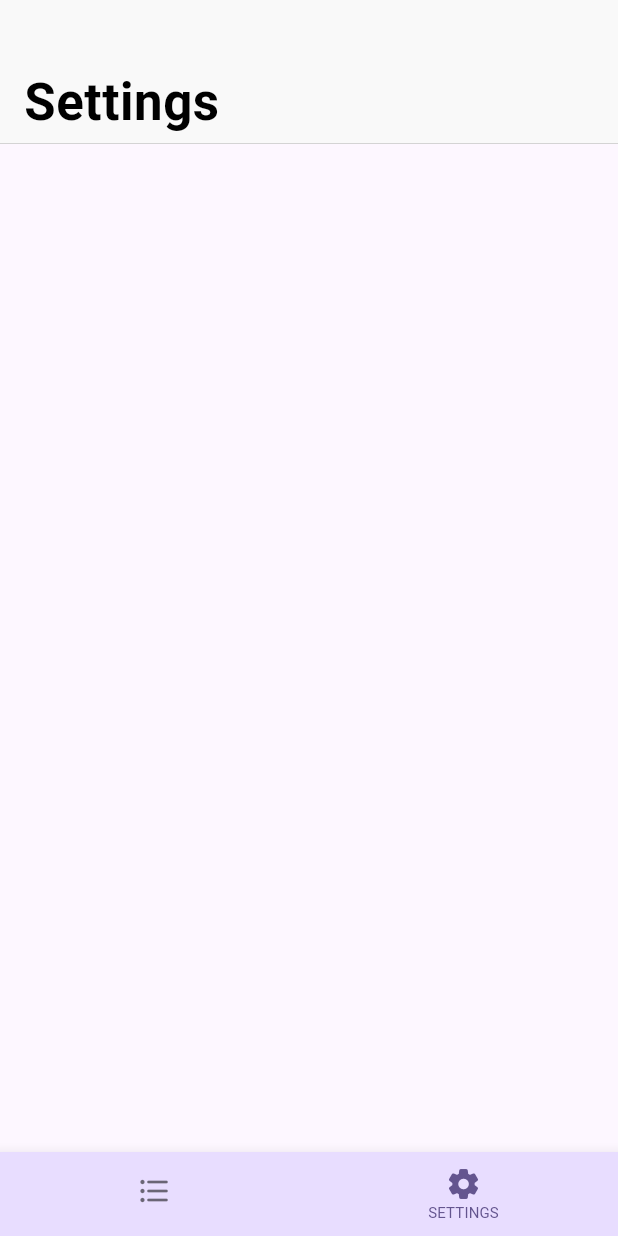
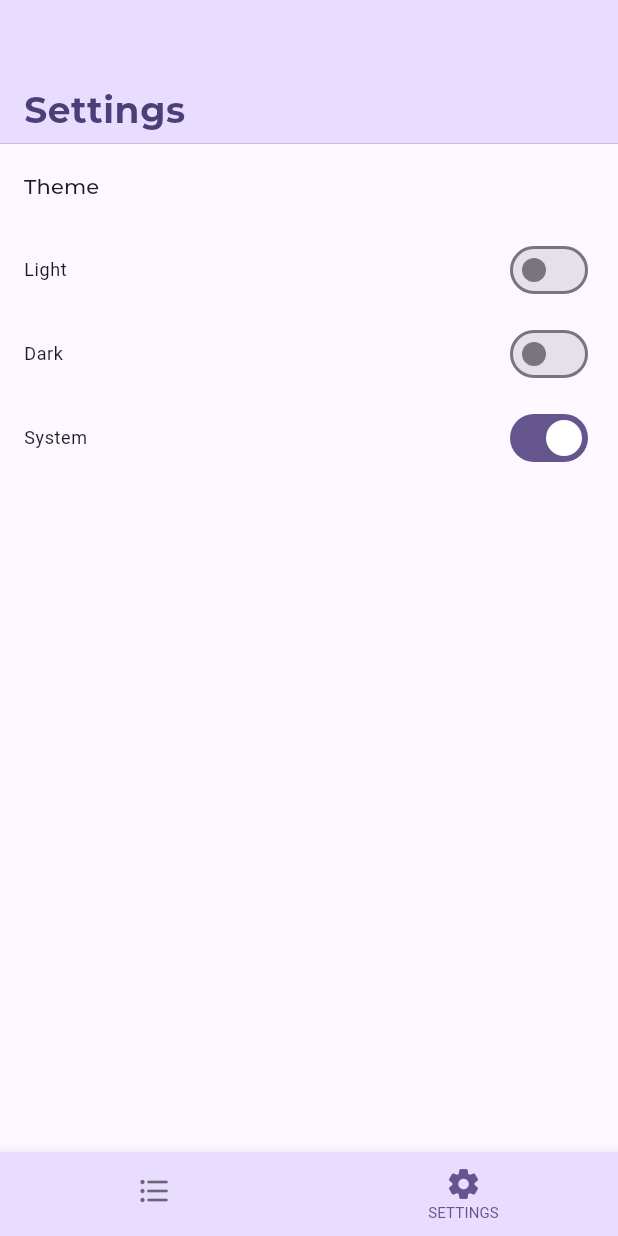
Before and after one commit to Sireen-Official/stratagile_todo_app, a Flutter app: the screen it shows after launch, swiped to page 2, on a phone screen of 412 x 824 dp. Run offline on Flutter 3.47's test engine with Material 3 defaults, Android fonts, the phone set to English and light mode, and no system bars; our stand-ins replace freezed_annotation, google_fonts, hooks_riverpod, riverpod_annotation; generated files the repository leaves out were written again.

Commit message:
Completed Settings page
- created the settings page ui
- implemented theme switch logics

```diff
--- a/lib/core/theme/theme.dart
+++ b/lib/core/theme/theme.dart
@@ -44,36 +44,36 @@ final class AppTheme {
           fontSize: 36,
           fontWeight: FontWeight.w900,
           letterSpacing: 0,
-          color: Colors.white,
+          color: colorScheme.onSurface,
         ),
         headline: GoogleFonts.montserrat(
           fontSize: 24,
           fontWeight: FontWeight.w700,
-          color: Colors.white,
+          color: colorScheme.onSurface,
         ),
         title: GoogleFonts.montserrat(
           fontSize: 14,
           fontWeight: FontWeight.w500,
           letterSpacing: 0.1,
-          color: Colors.white,
+          color: colorScheme.onSurface,
         ),
         body: GoogleFonts.roboto(
           fontSize: 12,
           fontWeight: FontWeight.w400,
           letterSpacing: 0.4,
-          color: Colors.white,
+          color: colorScheme.onSurface,
         ),
         button: GoogleFonts.roboto(
           fontSize: 12,
           fontWeight: FontWeight.w500,
           letterSpacing: 0.4,
-          color: Colors.white,
+          color: colorScheme.onSurface,
         ),
         label: GoogleFonts.roboto(
           fontSize: 10,
           fontWeight: FontWeight.w400,
           letterSpacing: 0.1,
-          color: Colors.white,
+          color: colorScheme.onSurface,
         ),
       ),
     ],
--- a/lib/settings/view/pages/settings_page.dart
+++ b/lib/settings/view/pages/settings_page.dart
@@ -1,6 +1,8 @@
 import 'package:flutter/cupertino.dart';
 import 'package:flutter/material.dart';
 import 'package:hooks_riverpod/hooks_riverpod.dart';
+import 'package:stratagile_todo_test/core/extensions/theme_extension.dart';
+import 'package:stratagile_todo_test/core/theme/theme.dart';
 
 class SettingsPage extends ConsumerWidget {
   const SettingsPage({super.key});
@@ -10,10 +12,73 @@ class SettingsPage extends ConsumerWidget {
     return Scaffold(
       body: CustomScrollView(
         slivers: [
-          CupertinoSliverNavigationBar(largeTitle: Text("Settings")),
-          SliverToBoxAdapter(),
+          CupertinoSliverNavigationBar(
+            backgroundColor: context.colorScheme.primaryContainer,
+            brightness: context.theme.brightness,
+            largeTitle: Text(
+              "Settings",
+              style: context.typography.headline.copyWith(
+                color: context.colorScheme.onPrimaryContainer,
+              ),
+            ),
+          ),
+          SliverMainAxisGroup(
+            slivers: [
+              SliverAppBar(
+                primary: false,
+                pinned: true,
+                title: Text("Theme", style: context.typography.title),
+              ),
+              SliverPadding(
+                padding: const EdgeInsets.symmetric(horizontal: 16),
+                sliver: SliverToBoxAdapter(
+                  child: Column(
+                    children: [
+                      _buildSelectThemeTile(
+                        context,
+                        ref,
+                        theme: ThemeMode.light,
+                      ),
+                      _buildSelectThemeTile(
+                        context,
+                        ref,
+                        theme: ThemeMode.dark,
+                      ),
+                      _buildSelectThemeTile(
+                        context,
+                        ref,
+                        theme: ThemeMode.system,
+                      ),
+                    ],
+                  ),
+                ),
+              ),
+            ],
+          ),
         ],
       ),
     );
   }
+
+  ListTile _buildSelectThemeTile(
+    BuildContext context,
+    WidgetRef ref, {
+    required ThemeMode theme,
+  }) {
+    return ListTile(
+      contentPadding: EdgeInsets.zero,
+      title: Text(switch (theme) {
+        ThemeMode.system => 'System',
+
+        ThemeMode.light => 'Light',
+
+        ThemeMode.dark => 'Dark',
+      }, style: context.typography.body),
+      trailing: Switch(
+        value: ref.watch(themeNotifierProvider).themeMode == theme,
+        onChanged:
+            (_) => ref.read(themeNotifierProvider.notifier).changeTheme(theme),
+      ),
+    );
+  }
 }
```
